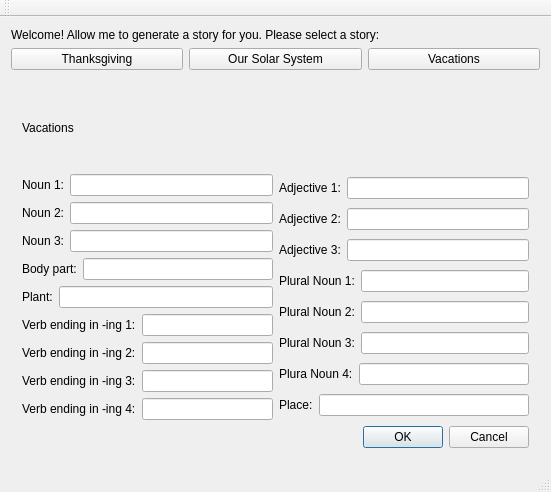
First picture: the form in mad_libs_ui/madlibs.ui, repository jacquelinennguyen/pic10c_final_project, before the edit.
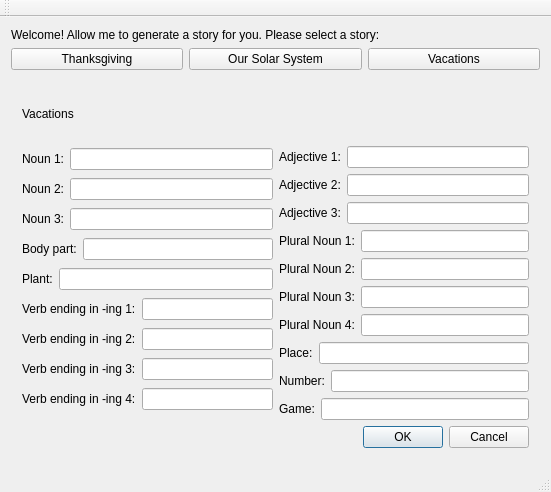
Second picture: the form after the edit. The open tabs and pages were chosen to show the change.

Commit message: Vacations should work, but signals are not sending for some reason

Diff of the .ui file:
```diff
--- a/mad_libs_ui/madlibs.ui
+++ b/mad_libs_ui/madlibs.ui
@@ -863,7 +863,7 @@
               <item>
                <widget class="QLabel" name="label_53">
                 <property name="text">
-                 <string>Plura Noun 4:</string>
+                 <string>Plural Noun 4:</string>
                 </property>
                </widget>
               </item>
@@ -886,6 +886,34 @@
               </item>
              </layout>
             </item>
+            <item>
+             <layout class="QHBoxLayout" name="horizontalLayout_55">
+              <item>
+               <widget class="QLabel" name="label_56">
+                <property name="text">
+                 <string>Number:</string>
+                </property>
+               </widget>
+              </item>
+              <item>
+               <widget class="QLineEdit" name="vac_number"/>
+              </item>
+             </layout>
+            </item>
+            <item>
+             <layout class="QHBoxLayout" name="horizontalLayout_53">
+              <item>
+               <widget class="QLabel" name="label_55">
+                <property name="text">
+                 <string>Game:</string>
+                </property>
+               </widget>
+              </item>
+              <item>
+               <widget class="QLineEdit" name="vac_game"/>
+              </item>
+             </layout>
+            </item>
            </layout>
           </item>
          </layout>
```
Left out of the diff: 6 changed lines with no effect on the pictures. The commit also changes 1 other file.
